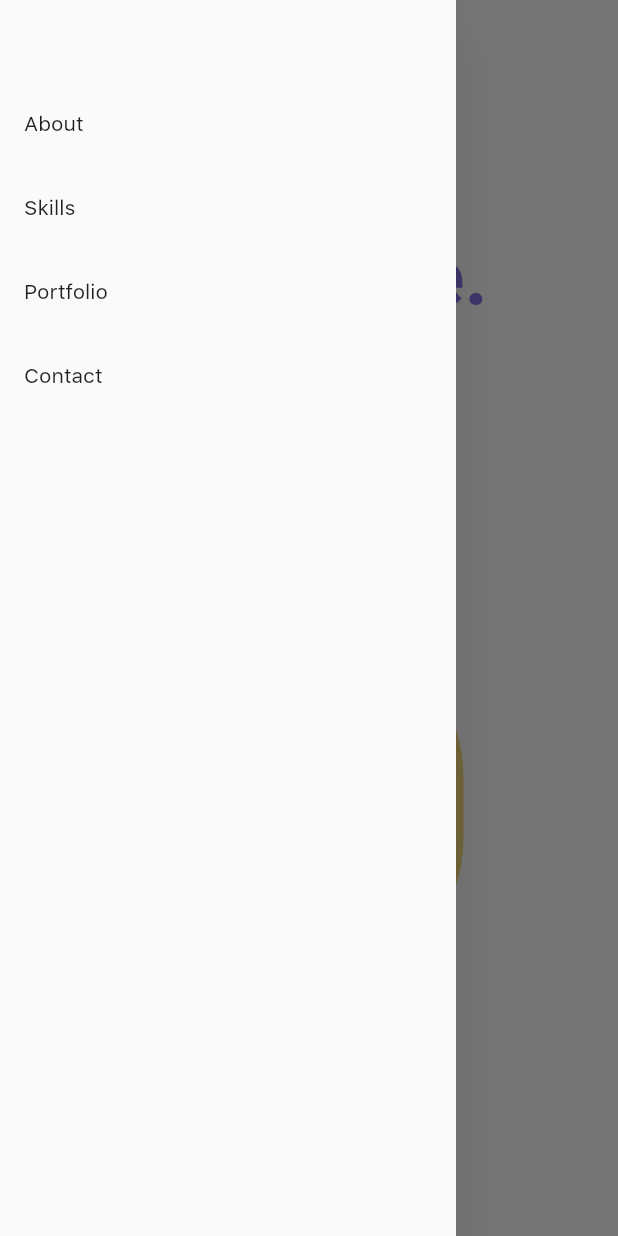
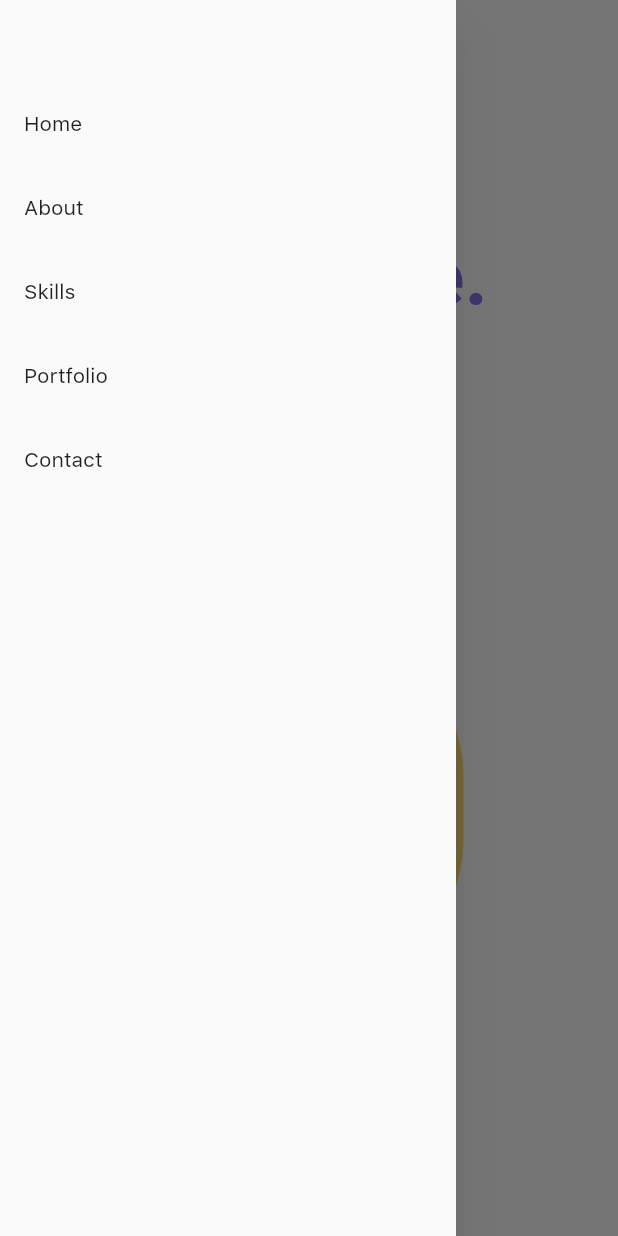
Before and after one commit to governedbyprudence/PunnyarthaBanerjee, a Flutter app: the screen it shows after launch, with the side drawer open, on a phone screen of 412 x 824 dp. Run offline on Flutter 3.47's test engine with Material 2 defaults, Android fonts, the light colour scheme and no system bars; drawn by our look-alikes of animated_text_kit; our stand-ins replace responsive_sizer.

Commit message:
added about page structure

```diff
--- a/lib/core/components/drawer.dart
+++ b/lib/core/components/drawer.dart
@@ -1,4 +1,6 @@
 import 'package:flutter/material.dart';
+import 'package:punnyartha/routes/aboutPageRoute.dart';
+import 'package:punnyartha/routes/landingPageRoute.dart';
 import 'package:responsive_sizer/responsive_sizer.dart';
 
 class CustomDrawer extends StatelessWidget {
@@ -11,7 +13,12 @@ class CustomDrawer extends StatelessWidget {
       child: ListView(
         children: [
           SizedBox(height: 30.sp,),
-          ListTile(onTap: (){},title: const Text("About"),),
+          ListTile(onTap: (){
+            Navigator.pushReplacementNamed(context, LandingPageRoute.routeName);
+          },title: const Text("Home"),),
+          ListTile(onTap: (){
+            Navigator.pushReplacementNamed(context, AboutPageRoute.routeName);
+          },title: const Text("About"),),
           ListTile(onTap: (){},title: const Text("Skills"),),
           ListTile(onTap: (){},title: const Text("Portfolio"),),
           ListTile(onTap: (){},title: const Text("Contact"),),
--- /dev/null
+++ b/lib/core/providers/optionProvider.dart
@@ -0,0 +1,19 @@
+import 'package:flutter/cupertino.dart';
+enum MenuOption{
+  home,
+  about,
+  skills,
+  projects,
+  contact
+}
+class MenuOptionProvider with ChangeNotifier{
+  late MenuOption _current;
+  MenuOption get currentOption => _current;
+  MenuOptionProvider(){
+    _current = MenuOption.home;
+  }
+  void change(MenuOption option){
+    _current = option;
+    notifyListeners();
+  }
+}
--- a/lib/main.dart
+++ b/lib/main.dart
@@ -1,6 +1,8 @@
 import 'package:flutter/material.dart';
 import 'package:provider/provider.dart';
 import 'package:punnyartha/core/providers/deviceType.dart';
+import 'package:punnyartha/core/providers/optionProvider.dart';
+import 'package:punnyartha/routes/aboutPageRoute.dart';
 import 'package:punnyartha/routes/landingPageRoute.dart';
 import 'package:punnyartha/routes/splash.dart';
 import 'package:punnyartha/themes/Theme.dart';
@@ -16,13 +18,19 @@ class MainApp extends StatelessWidget {
   @override
   Widget build(BuildContext context) {
     return ResponsiveSizer(
-      builder:(context,orientation,screenType)=> MaterialApp(
-        theme: AppThemes.mainTheme(),
-        routes: {
-          LandingPageRoute.routeName:(context)=>ChangeNotifierProvider(create: (_)=>DeviceTypeProvider(context: context),child: const LandingPageRoute()),
-          SplashScreenRoute.routeName:(context)=>const SplashScreenRoute()
-        },
-        initialRoute: SplashScreenRoute.routeName,
+      builder:(context,orientation,screenType)=> MultiProvider(
+        providers: [
+          ChangeNotifierProvider(create: (_)=>MenuOptionProvider()),
+        ],
+        child: MaterialApp(
+          theme: AppThemes.mainTheme(),
+          routes: {
+            LandingPageRoute.routeName:(context)=>ChangeNotifierProvider(create: (_)=>DeviceTypeProvider(context: context),child: const LandingPageRoute()),
+            SplashScreenRoute.routeName:(context)=>ChangeNotifierProvider(create: (_)=>DeviceTypeProvider(context: context),child:const SplashScreenRoute()),
+            AboutPageRoute.routeName:(context)=>ChangeNotifierProvider(create: (_)=>DeviceTypeProvider(context: context),child:const AboutPageRoute()),
+          },
+          initialRoute: SplashScreenRoute.routeName,
+        ),
       ),
     );
   }
--- a/lib/routes/landingPageRoute.dart
+++ b/lib/routes/landingPageRoute.dart
@@ -23,7 +23,7 @@ class _LandingPageRouteState extends State<LandingPageRoute> {
       builder: (context,state,child) {
         return Scaffold(
           appBar: PreferredSize(preferredSize: Size.fromHeight(4.h),
-          child: state.isMobile?const MobileAppBar():const WebAppBar()),
+          child: state.isMobile?const MobileAppBar():WebAppBar()),
           body: SingleChildScrollView(
             physics:const ClampingScrollPhysics(),
             child: Column(
--- a/lib/themes/Theme.dart
+++ b/lib/themes/Theme.dart
@@ -10,7 +10,7 @@ class AppThemes{
       fontFamily: "SanFransisco",
       primaryColor: Colors.black,
       primarySwatch: Colors.grey,
-      appBarTheme:const AppBarTheme(backgroundColor: Colors.white,elevation: 0),
+      appBarTheme:const AppBarTheme(backgroundColor: Colors.transparent,elevation: 0),
       textButtonTheme: TextButtonThemeData(
         style: TextButton.styleFrom(
           foregroundColor: Colors.black,
```
Also changed, not shown: lib/core/components/appbar.dart (+29 -5 lines), lib/routes/aboutPageRoute.dart (+82 -0 lines), firebase.json (added), 147 other files.
